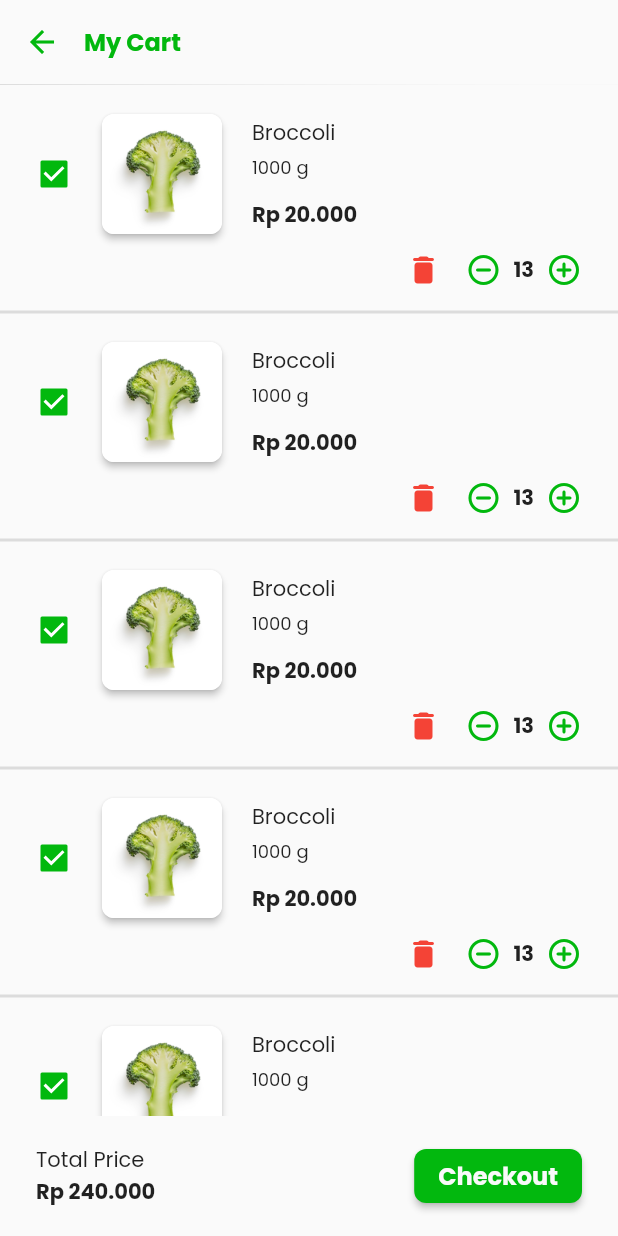
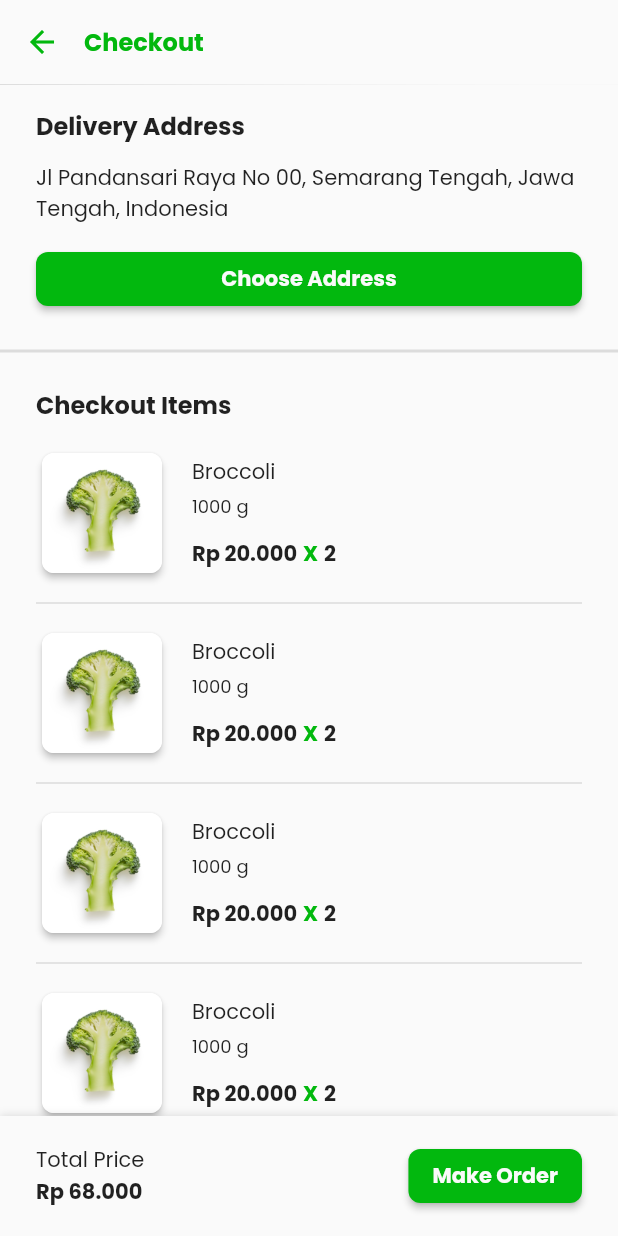
Before and after one commit to stanleymesa/segarbox_flutter, a Flutter app: the CartView screen opened by its route, after a tap on "Checkout", on a phone screen of 412 x 824 dp. Run offline on Flutter 3.47's test engine with Material 2 defaults, Android fonts, the phone set to English and light mode, and no system bars; our stand-ins replace carousel_slider, flutter_lorem, get, google_fonts, lottie, palette_generator and 1 more; network calls fail.

Commit message:
Checkout Page

```diff
--- a/lib/app/modules/cart/views/cart_view.dart
+++ b/lib/app/modules/cart/views/cart_view.dart
@@ -2,6 +2,7 @@ import 'package:flutter/material.dart';
 
 import 'package:get/get.dart';
 import 'package:segarbox_flutter/app/modules/home/controllers/home_controller.dart';
+import 'package:segarbox_flutter/app/routes/app_pages.dart';
 import 'package:segarbox_flutter/theme/theme.dart';
 
 import '../controllers/cart_controller.dart';
@@ -77,7 +78,8 @@ class CartView extends GetView<CartController> {
                       SizedBox(
                         width: 16,
                       ),
-                      Column(
+                      Expanded(
+                        child: Column(
                           crossAxisAlignment: CrossAxisAlignment.start,
                           children: [
                             Text(
@@ -100,6 +102,7 @@ class CartView extends GetView<CartController> {
                               style: normalBold,
                             ),
                           ],
+                        ),
                       )
                     ],
                   ),
@@ -162,7 +165,16 @@ class CartView extends GetView<CartController> {
             child: Container(
               padding: EdgeInsets.symmetric(horizontal: 24, vertical: 16),
               width: Get.width,
+              decoration: BoxDecoration(
                 color: defaultWhite,
+                boxShadow: [
+                  BoxShadow(
+                    color: Colors.black12,
+                    blurRadius: 4,
+                    offset: Offset(0, -1),
+                  )
+                ],
+              ),
               child: Row(
                 mainAxisAlignment: MainAxisAlignment.spaceBetween,
                 children: [
@@ -180,7 +192,9 @@ class CartView extends GetView<CartController> {
                     ],
                   ),
                   ElevatedButton(
-                    onPressed: () {},
+                    onPressed: () {
+                      Get.toNamed(Routes.CHECKOUT);
+                    },
                     style: ElevatedButton.styleFrom(
                         backgroundColor: green,
                         shape: RoundedRectangleBorder(
@@ -188,7 +202,7 @@ class CartView extends GetView<CartController> {
                                 BorderRadius.all(Radius.circular(8)))),
                     child: Text(
                       'Checkout',
-                      style: title.copyWith(color: defaultWhite),
+                      style: normalBold.copyWith(color: defaultWhite),
                     ),
                   )
                 ],
--- /dev/null
+++ b/lib/app/modules/checkout/bindings/checkout_binding.dart
@@ -0,0 +1,12 @@
+import 'package:get/get.dart';
+
+import '../controllers/checkout_controller.dart';
+
+class CheckoutBinding extends Bindings {
+  @override
+  void dependencies() {
+    Get.lazyPut<CheckoutController>(
+      () => CheckoutController(),
+    );
+  }
+}
--- /dev/null
+++ b/lib/app/modules/checkout/controllers/checkout_controller.dart
@@ -0,0 +1,20 @@
+import 'package:get/get.dart';
+
+class CheckoutController extends GetxController {
+  //TODO: Implement CheckoutController
+
+  final count = 0.obs;
+  @override
+  void onInit() {
+    super.onInit();
+  }
+
+  @override
+  void onReady() {
+    super.onReady();
+  }
+
+  @override
+  void onClose() {}
+  void increment() => count.value++;
+}
--- /dev/null
+++ b/lib/app/modules/checkout/views/checkout_view.dart
@@ -0,0 +1,389 @@
+import 'package:flutter/material.dart';
+
+import 'package:get/get.dart';
+import 'package:segarbox_flutter/theme/theme.dart';
+
+import '../controllers/checkout_controller.dart';
+
+class CheckoutView extends GetView<CheckoutController> {
+  @override
+  Widget build(BuildContext context) {
+    return Scaffold(
+      appBar: AppBar(
+        backgroundColor: defaultWhite,
+        title: Text(
+          'Checkout',
+          style: title.copyWith(color: green),
+        ),
+        iconTheme: IconThemeData(color: green),
+        titleSpacing: 0,
+        elevation: 0.2,
+      ),
+      body: Stack(
+        children: [
+          ListView(
+            children: [
+              SizedBox(
+                height: 16,
+              ),
+              Padding(
+                padding: const EdgeInsets.symmetric(horizontal: 24),
+                child: Text(
+                  'Delivery Address',
+                  style: title,
+                ),
+              ),
+              SizedBox(
+                height: 12,
+              ),
+              Padding(
+                padding: const EdgeInsets.symmetric(horizontal: 24),
+                child: Text(
+                  'Jl Pandansari Raya No 00, Semarang Tengah, Jawa Tengah, Indonesia',
+                  style: normalDark,
+                ),
+              ),
+              SizedBox(
+                height: 12,
+              ),
+              Padding(
+                padding: const EdgeInsets.symmetric(horizontal: 24),
+                child: ElevatedButton(
+                  onPressed: () {},
+                  child: Text(
+                    'Choose Address',
+                    style: normalBold.copyWith(color: defaultWhite),
+                  ),
+                  style: ElevatedButton.styleFrom(
+                      backgroundColor: green,
+                      shape: RoundedRectangleBorder(
+                          borderRadius: BorderRadius.all(Radius.circular(8)))),
+                ),
+              ),
+              SizedBox(
+                height: 16,
+              ),
+              Divider(
+                thickness: 2,
+              ),
+              SizedBox(
+                height: 16,
+              ),
+              Padding(
+                padding: const EdgeInsets.symmetric(horizontal: 24),
+                child: Text(
+                  'Checkout Items',
+                  style: title,
+                ),
+              ),
+              ListView.separated(
+                padding: EdgeInsets.symmetric(horizontal: 24, vertical: 16),
+                primary: false,
+                shrinkWrap: true,
+                itemCount: 5,
+                separatorBuilder: (context, index) => Column(
+                  children: [
+                    SizedBox(
+                      height: 8,
+                    ),
+                    Divider(
+                      thickness: 1,
+                    ),
+                    SizedBox(
+                      height: 8,
+                    ),
+                  ],
+                ),
+                itemBuilder: (context, index) => Row(
+                  crossAxisAlignment: CrossAxisAlignment.center,
+                  children: [
+                    Card(
+                      elevation: 2,
+                      shape: RoundedRectangleBorder(
+                          borderRadius: BorderRadius.all(Radius.circular(8))),
+                      child: ClipRRect(
+                        borderRadius: BorderRadius.all(Radius.circular(8)),
+                        child: Image.asset(
+                          'assets/image/veggie.jpg',
+                          width: 80,
+                          height: 80,
+                          fit: BoxFit.cover,
+                        ),
+                      ),
+                    ),
+                    SizedBox(
+                      width: 16,
+                    ),
+                    Expanded(
+                      child: Column(
+                        crossAxisAlignment: CrossAxisAlignment.start,
+                        children: [
+                          Text(
+                            'Broccoli',
+                            style: normalDark.copyWith(
+                                fontWeight: FontWeight.normal),
+                          ),
+                          SizedBox(
+                            height: 4,
+                          ),
+                          Text(
+                            '1000 g',
+                            style: smallDark,
+                          ),
+                          SizedBox(
+                            height: 12,
+                          ),
+                          Row(
+                            children: [
+                              Text(
+                                'Rp 20.000',
+                                style: normalBold,
+                              ),
+                              SizedBox(
+                                width: 4,
+                              ),
+                              Text(
+                                'X',
+                                style: normalBold.copyWith(color: green),
+                              ),
+                              SizedBox(
+                                width: 4,
+                              ),
+                              Text(
+                                '2',
+                                style: normalBold,
+                              )
+                            ],
+                          ),
+                        ],
+                      ),
+                    )
+                  ],
+                ),
+              ),
+              Divider(
+                thickness: 2,
+              ),
+              SizedBox(
+                height: 16,
+              ),
+              Padding(
+                padding: const EdgeInsets.symmetric(horizontal: 24),
+                child: Column(
+                  children: [
+                    Row(
+                      mainAxisAlignment: MainAxisAlignment.spaceBetween,
+                      children: [
+                        Text(
+                          'Shipping Method',
+                          style: title,
+                        ),
+                        Row(
+                          children: [
+                            Text(
+                              'Choose',
+                              style: normalDark.copyWith(color: green),
+                            ),
+                            Icon(
+                              Icons.arrow_forward_ios_rounded,
+                              color: green,
+                            ),
+                          ],
+                        )
+                      ],
+                    ),
+                    SizedBox(
+                      height: 16,
+                    ),
+                    Row(
+                      mainAxisAlignment: MainAxisAlignment.spaceBetween,
+                      children: [
+                        Row(
+                          children: [
+                            Card(
+                              elevation: 2,
+                              shape: RoundedRectangleBorder(
+                                  borderRadius:
+                                      BorderRadius.all(Radius.circular(8))),
+                              child: ClipRRect(
+                                borderRadius:
+                                    BorderRadius.all(Radius.circular(8)),
+                                child: Image.asset(
+                                  'assets/image/jne.jpg',
+                                  width: 80,
+                                  height: 50,
+                                  fit: BoxFit.cover,
+                                ),
+                              ),
+                            ),
+                            SizedBox(
+                              width: 12,
+                            ),
+                            Column(
+                              crossAxisAlignment: CrossAxisAlignment.start,
+                              children: [
+                                Text(
+                                  'JNE',
+                                  style: normalBold,
+                                ),
+                                SizedBox(
+                                  height: 4,
+                                ),
+                                Text(
+                                  'REG',
+                                  style: normalDark,
+                                ),
+                                SizedBox(
+                                  height: 4,
+                                ),
+                                Text(
+                                  '1 - 2 Hari',
+                                  style: normalDark,
+                                ),
+                              ],
+                            )
+                          ],
+                        ),
+                        Text(
+                          'Rp 19.000',
+                          style: normalBold,
+                        ),
+                      ],
+                    )
+                  ],
+                ),
+              ),
+              SizedBox(
+                height: 16,
+              ),
+              Divider(
+                thickness: 2,
+              ),
+              SizedBox(
+                height: 16,
+              ),
+              Padding(
+                padding: const EdgeInsets.symmetric(horizontal: 24),
+                child: Text(
+                  'Payment Details',
+                  style: title,
+                ),
+              ),
+              SizedBox(
+                height: 12,
+              ),
+              Padding(
+                padding: const EdgeInsets.symmetric(horizontal: 24),
+                child: Container(
+                  padding: EdgeInsets.all(16),
+                  decoration: BoxDecoration(
+                      border: Border.all(color: black, width: 2),
+                      borderRadius: BorderRadius.all(Radius.circular(8))),
+                  child: Column(
+                    children: [
+                      Row(
+                        mainAxisAlignment: MainAxisAlignment.spaceBetween,
+                        children: [
+                          Text(
+                            'Product Sub Total',
+                            style: normalDark,
+                          ),
+                          Text(
+                            'Rp 49.000',
+                            style: normalDark,
+                          ),
+                        ],
+                      ),
+                      SizedBox(
+                        height: 8,
+                      ),
+                      Row(
+                        mainAxisAlignment: MainAxisAlignment.spaceBetween,
+                        children: [
+                          Text(
+                            'Shipping Cost',
+                            style: normalDark,
+                          ),
+                          Text(
+                            'Rp 19.000',
+                            style: normalDark,
+                          ),
+                        ],
+                      ),
+                      SizedBox(
+                        height: 8,
+                      ),
+                      Row(
+                        mainAxisAlignment: MainAxisAlignment.spaceBetween,
+                        children: [
+                          Text(
+                            'Total Price',
+                            style: normalBold,
+                          ),
+                          Text(
+                            'Rp 68.000',
+                            style: normalBold,
+                          ),
+                        ],
+                      ),
+                    ],
+                  ),
+                ),
+              ),
+              SizedBox(
+                height: 96,
+              ),
+            ],
+          ),
+          Positioned(
+            bottom: 0,
+            child: Container(
+              padding: EdgeInsets.symmetric(horizontal: 24, vertical: 16),
+              width: Get.width,
+              decoration: BoxDecoration(
+                color: defaultWhite,
+                boxShadow: [
+                  BoxShadow(
+                    color: Colors.black12,
+                    blurRadius: 4,
+                    offset: Offset(0, -1),
+                  )
+                ],
+              ),
+              child: Row(
+                mainAxisAlignment: MainAxisAlignment.spaceBetween,
+                children: [
+                  Column(
+                    crossAxisAlignment: CrossAxisAlignment.start,
+                    children: [
+                      Text(
+                        'Total Price',
+                        style: normalDark,
+                      ),
+                      Text(
+                        'Rp 68.000',
+                        style: normalBold,
+                      ),
+                    ],
+                  ),
+                  ElevatedButton(
+                    onPressed: () {},
+                    style: ElevatedButton.styleFrom(
+                        backgroundColor: green,
+                        shape: RoundedRectangleBorder(
+                            borderRadius:
+                                BorderRadius.all(Radius.circular(8)))),
+                    child: Text(
+                      'Make Order',
+                      style: normalBold.copyWith(color: defaultWhite),
+                    ),
+                  )
+                ],
+              ),
+            ),
+          ),
+        ],
+      ),
+    );
+  }
+}
--- a/lib/app/routes/app_pages.dart
+++ b/lib/app/routes/app_pages.dart
@@ -2,6 +2,8 @@ import 'package:get/get.dart';
 
 import 'package:segarbox_flutter/app/modules/cart/bindings/cart_binding.dart';
 import 'package:segarbox_flutter/app/modules/cart/views/cart_view.dart';
+import 'package:segarbox_flutter/app/modules/checkout/bindings/checkout_binding.dart';
+import 'package:segarbox_flutter/app/modules/checkout/views/checkout_view.dart';
 import 'package:segarbox_flutter/app/modules/detail/bindings/detail_binding.dart';
 import 'package:segarbox_flutter/app/modules/detail/views/detail_view.dart';
 import 'package:segarbox_flutter/app/modules/home/bindings/home_binding.dart';
@@ -44,5 +46,10 @@ class AppPages {
       page: () => CartView(),
       binding: CartBinding(),
     ),
+    GetPage(
+      name: _Paths.CHECKOUT,
+      page: () => CheckoutView(),
+      binding: CheckoutBinding(),
+    ),
   ];
 }
--- a/lib/app/routes/app_routes.dart
+++ b/lib/app/routes/app_routes.dart
@@ -9,6 +9,7 @@ abstract class Routes {
   static const ONBOARDING = _Paths.ONBOARDING;
   static const DETAIL = _Paths.DETAIL;
   static const CART = _Paths.CART;
+  static const CHECKOUT = _Paths.CHECKOUT;
 }
 
 abstract class _Paths {
@@ -17,4 +18,5 @@ abstract class _Paths {
   static const ONBOARDING = '/onboarding';
   static const DETAIL = '/detail';
   static const CART = '/cart';
+  static const CHECKOUT = '/checkout';
 }
```
Also changed, not shown: assets/image/jne.jpg (added). Lines whose indentation alone changed are shown as unchanged.
